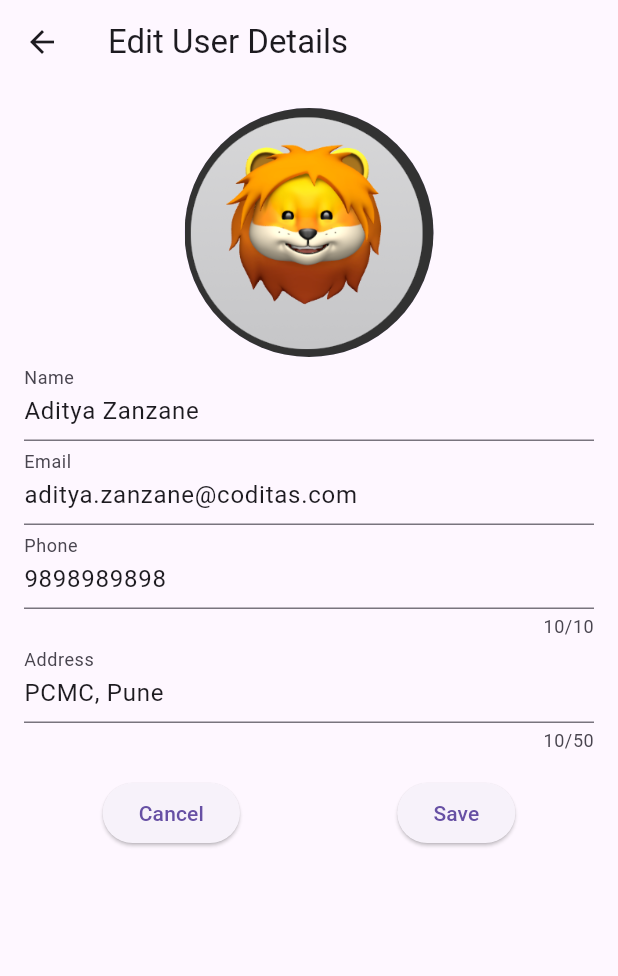
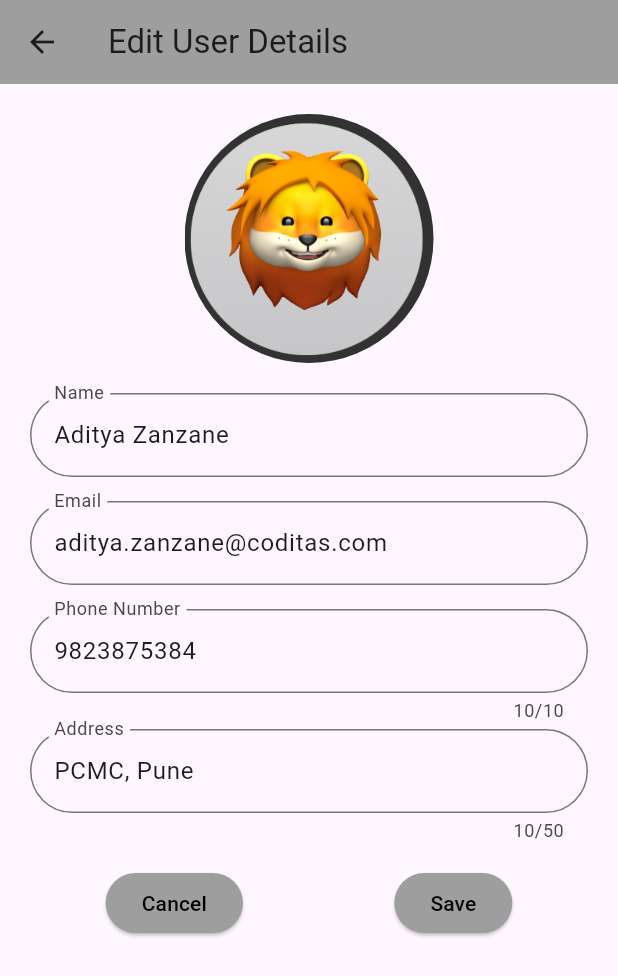
Before and after one commit to adityazanzane-coditas/State-Management-Flutter, a Flutter app: the screen it shows after launch, after a tap on "Aditya Zanzane", on a phone screen of 412 x 824 dp. Shown: the top 976 px of the screen. Run offline on Flutter 3.47's test engine with Material 3 defaults, Android fonts, the phone set to English and light mode, and no system bars.

Commit message:
Part2 - Using Provider

```diff
--- a/lib/main.dart
+++ b/lib/main.dart
@@ -1,4 +1,6 @@
 import 'package:flutter/material.dart';
+import 'package:provider/provider.dart';
+import 'package:user_app/providers/user_provider.dart';
 import 'package:user_app/screens/user_list_screen.dart';
 
 void main() {
@@ -10,9 +12,12 @@ class UserApp extends StatelessWidget {
 
   @override
   Widget build(BuildContext context) {
-    return const MaterialApp(
-      title: 'User Details',
-      home: UserListScreen(),
+    return ChangeNotifierProvider(
+      create: (context) => UserProvider(),
+      child: const MaterialApp(
+        title: 'User Details',
+        home: UserListScreen(),
+      ),
     );
   }
 }
--- /dev/null
+++ b/lib/providers/user_provider.dart
@@ -0,0 +1,59 @@
+import 'package:flutter/material.dart';
+import 'package:user_app/data/user_data.dart';
+
+class UserProvider extends ChangeNotifier {
+  final List<User> _users = [
+    User(
+      name: 'Aditya Zanzane',
+      email: 'aditya.zanzane@coditas.com',
+      phone: '9823875384',
+      address: 'PCMC, Pune',
+      avatar: '',
+    ),
+    User(
+      name: 'Yash Wadatkar',
+      email: 'yash.wadatkar@coditas.com',
+      phone: '8269875249',
+      address: 'Sawangi, Wardha',
+      avatar: '',
+    ),
+    User(
+      name: 'Mayur Shelar',
+      email: 'mayur.shelar@coditas.com',
+      phone: '9881723490',
+      address: 'Wagholi, Pune',
+      avatar: '',
+    ),
+    User(
+      name: 'Gaurav Wani',
+      email: 'gaurav.wani@coditas.com',
+      phone: '7749569023',
+      address: 'Gurudatta Society, Jalgoan',
+      avatar: '',
+    ),
+    User(
+      name: 'Siddhant Nilange',
+      email: 'siddhant.nilange@coditas.com',
+      phone: '8662364538',
+      address: 'Parbhani',
+      avatar: '',
+    ),
+  ];
+
+  List<User> get users => _users;
+
+  void addUser(User newUser) {
+    _users.add(newUser);
+    notifyListeners();
+  }
+
+  void updateUser(int index, User updatedUser) {
+    _users[index] = updatedUser;
+    notifyListeners();
+  }
+
+  void deleteUser(int index) {
+    _users.removeAt(index);
+    notifyListeners();
+  }
+}
--- a/lib/screens/edit_user_screen.dart
+++ b/lib/screens/edit_user_screen.dart
@@ -9,23 +9,21 @@ class UserEditScreen extends StatefulWidget {
   });
 
   final User user; // hold edited user-data in screen
-  final String avatarPath; //to reflect same avatar in screen
+  final String avatarPath; // to reflect the same avatar on the screen
 
   @override
   _UserEditScreenState createState() => _UserEditScreenState();
 }
 
 class _UserEditScreenState extends State<UserEditScreen> {
-  // Updating Ui of TextField
   late TextEditingController _nameController;
   late TextEditingController _emailController;
   late TextEditingController _phoneController;
   late TextEditingController _addressController;
 
-  final GlobalKey<FormState> _formKey = GlobalKey<FormState>(); // Form key
+  final _formKey = GlobalKey<FormState>(); // Key for the form
 
   @override
-  // Initialization Logic
   void initState() {
     super.initState();
     _nameController = TextEditingController(text: widget.user.name);
@@ -35,7 +33,6 @@ class _UserEditScreenState extends State<UserEditScreen> {
   }
 
   @override
-  // Removing State Object no longer needed
   void dispose() {
     _nameController.dispose();
     _emailController.dispose();
@@ -44,82 +41,101 @@ class _UserEditScreenState extends State<UserEditScreen> {
     super.dispose();
   }
 
+  // Custom validation methods
+  String? validateName(String? value) {
+    if (value == null || value.isEmpty) {
+      return 'Please enter your name';
+    }
+    return null;
+  }
+
+  String? validateEmail(String? value) {
+    if (value == null || value.isEmpty) {
+      return 'Please enter your email';
+    } else if (!RegExp(
+            r"^[a-zA-Z0-9.a-zA-Z0-9.!#$%&'*+/=?^_`{|}~-]+@[a-zA-Z0-9-]+\.[a-zA-Z]+$")
+        .hasMatch(value)) {
+      return 'Please enter a valid email address (e.g., example@gmail.com)';
+    }
+    return null;
+  }
+
+  String? validatePhone(String? value) {
+    if (value == null || value.isEmpty) {
+      return 'Please enter your phone number';
+    } else if (!RegExp(r"^\d{10}$").hasMatch(value)) {
+      return 'Please enter a valid 10-digit phone number';
+    }
+    return null;
+  }
+
   @override
   Widget build(BuildContext context) {
     return Scaffold(
       appBar: AppBar(
         title: const Text('Edit User Details'),
+        backgroundColor: Colors.grey,
       ),
       body: SingleChildScrollView(
         child: Padding(
-          padding: const EdgeInsets.all(16.0),
+          padding: const EdgeInsets.all(20.0),
           child: Form(
-            // Wrap with Form widget
-
-            key: _formKey, // Assign the key
-            autovalidateMode: AutovalidateMode.always, // Enable auto-validation
-
+            key: _formKey, // Set the form key
             child: Column(
               children: [
-                // Field to enter the values
                 CircleAvatar(
                   radius: 83,
                   backgroundImage: widget.user.avatar.isNotEmpty
                       ? AssetImage(widget.user.avatar)
-                      : AssetImage(
-                          widget.avatarPath), // Default avatar image path
+                      : AssetImage(widget.avatarPath),
                 ),
+                const SizedBox(height: 20),
                 TextFormField(
                   controller: _nameController,
-                  decoration: const InputDecoration(
+                  decoration: InputDecoration(
                     labelText: 'Name',
+                    border: OutlineInputBorder(
+                      borderRadius: BorderRadius.circular(38),
+                    ),
                   ),
-                  validator: (value) {
-                    if (value == null || value.isEmpty) {
-                      return 'Please enter your name';
-                    }
-                    return null;
-                  },
+                  validator: validateName, // Validation method name
                 ),
+                const SizedBox(height: 16),
                 TextFormField(
                   controller: _emailController,
-                  decoration: const InputDecoration(
+                  decoration: InputDecoration(
                     labelText: 'Email',
+                    border: OutlineInputBorder(
+                      borderRadius: BorderRadius.circular(38),
+                    ),
                   ),
+
                   keyboardType: TextInputType.emailAddress,
-                  validator: (value) {
-                    if (value == null || value.isEmpty) {
-                      return 'Please enter your email';
-                    } else if (!RegExp(
-                            r"^[a-zA-Z0-9.a-zA-Z0-9.!#$%&'*+/=?^_`{|}~-]+@[a-zA-Z0-9-]+\.[a-zA-Z]+$")
-                        .hasMatch(value)) {
-                      return 'Please enter a valid email address (e.g., example@gmail.com)';
-                    }
-                    return null;
-                  },
+                  validator: validateEmail, // Validation method email
                 ),
+                const SizedBox(height: 16),
                 TextFormField(
                   controller: _phoneController,
-                  decoration: const InputDecoration(
-                    labelText: 'Phone',
+                  decoration: InputDecoration(
+                    labelText: 'Phone Number',
+                    border: OutlineInputBorder(
+                      borderRadius: BorderRadius.circular(38),
+                    ),
                   ),
                   keyboardType: TextInputType.phone,
-                  maxLength: 10, // Limit to 10 digits
-                  validator: (value) {
-                    if (value == null || value.isEmpty) {
-                      return 'Please enter your phone number';
-                    } else if (!RegExp(r"^\d{10}$").hasMatch(value)) {
-                      return 'Please enter a valid 10-digit phone number';
-                    }
-                    return null;
-                  },
+                  maxLength: 10,
+                  validator: validatePhone, // Validation method phone
                 ),
+                const SizedBox(height: 4),
                 TextFormField(
                   controller: _addressController,
-                  decoration: const InputDecoration(
+                  decoration: InputDecoration(
                     labelText: 'Address',
+                    border: OutlineInputBorder(
+                      borderRadius: BorderRadius.circular(38),
+                    ),
                   ),
-                  maxLength: 50, // Limit to 50 words
+                  maxLength: 50,
                 ),
                 const SizedBox(height: 16.0),
                 Row(
@@ -129,12 +145,17 @@ class _UserEditScreenState extends State<UserEditScreen> {
                       onPressed: () {
                         Navigator.pop(context);
                       },
-                      child: const Text('Cancel'),
+                      style: ElevatedButton.styleFrom(
+                          backgroundColor: Colors.grey),
+                      child: const Text(
+                        'Cancel',
+                        style: TextStyle(color: Colors.black),
+                      ),
                     ),
                     ElevatedButton(
                       onPressed: () {
+                        // Validate the form before saving
                         if (_formKey.currentState!.validate()) {
-                          // Validate the form
                           final updatedUser = User(
                             name: _nameController.text,
                             email: _emailController.text,
@@ -142,11 +163,15 @@ class _UserEditScreenState extends State<UserEditScreen> {
                             address: _addressController.text,
                             avatar: widget.user.avatar,
                           );
-                          //Pop with updated list
                           Navigator.pop(context, updatedUser);
                         }
                       },
-                      child: const Text('Save'),
+                      style: ElevatedButton.styleFrom(
+                          backgroundColor: Colors.grey),
+                      child: const Text(
+                        'Save',
+                        style: TextStyle(color: Colors.black),
+                      ),
                     ),
                   ],
                 ),
--- a/lib/screens/user_list_screen.dart
+++ b/lib/screens/user_list_screen.dart
@@ -1,53 +1,17 @@
 import 'package:flutter/material.dart';
 import 'package:user_app/data/user_data.dart';
+import 'package:user_app/providers/user_provider.dart';
 import 'package:user_app/screens/edit_user_screen.dart';
+import 'package:provider/provider.dart';
 
-class UserListScreen extends StatefulWidget {
+class UserListScreen extends StatelessWidget {
   const UserListScreen({super.key});
 
   @override
-  _UserListScreenState createState() => _UserListScreenState();
-}
-
-class _UserListScreenState extends State<UserListScreen> {
-  // Dummy user list
-  List<User> users = [
-    User(
-      name: 'Aditya Zanzane',
-      email: 'aditya.zanzane@coditas.com',
-      phone: '9898989898',
-      address: 'PCMC, Pune',
-      avatar: '',
-    ),
-    User(
-      name: 'Yash Wadatkar',
-      email: 'yash.wadatkar@coditas.com',
-      phone: '8888888888',
-      address: 'Wardha',
-      avatar: '',
-    ),
-    User(
-      name: 'Mayur Shelar',
-      email: 'mayur.shelar@coditas.com',
-      phone: '9999999999',
-      address: 'Wagholi, Pune',
-      avatar: '',
-    ),
-    User(
-      name: 'Gaurav Wani',
-      email: 'gaurav.wani@coditas.com',
-      phone: '7777777777',
-      address: 'Jalgoan',
-      avatar: '',
-    ),
-    User(
-      name: 'Siddhant Nilange',
-      email: 'siddhant.nilange@coditas.com',
-      phone: '6666666666',
-      address: 'Parbhani',
-      avatar: '',
-    ),
-  ];
+  Widget build(BuildContext context) {
+    //Provider
+    final userProvider = Provider.of<UserProvider>(context);
+    final List<User> users = userProvider.users;
 
     final List<String> avatarOptions = [
       'assets/lion_avatar.png',
@@ -63,29 +27,43 @@ class _UserListScreenState extends State<UserListScreen> {
       'assets/pig_avatar.png',
     ];
 
-  @override
-  Widget build(BuildContext context) {
     return Scaffold(
       appBar: AppBar(
-        title: const Text('User List'),
+        title: const Text(
+          'User List',
+          style: TextStyle(fontWeight: FontWeight.w500),
         ),
-
-      //If List is Empty
-      body: users.isEmpty
+        backgroundColor: Colors.grey,
+      ),
+      body: Padding(
+        padding: const EdgeInsets.only(top: 8.0),
+        child: users.isEmpty
             ? const Center(
                 child: Text(
                   'No users added yet!',
                   style: TextStyle(fontSize: 20.0),
                 ),
               )
-
-          //Else List
             : ListView.builder(
                 itemCount: users.length,
                 itemBuilder: (context, index) {
+                  //User Indexes
                   final user = users[index];
 
-                return ListTile(
+                  return Card(
+                    color: Colors.amber[50],
+                    elevation: 4,
+                    margin:
+                        const EdgeInsets.symmetric(horizontal: 10, vertical: 3),
+                    shape: RoundedRectangleBorder(
+                      borderRadius:
+                          BorderRadius.circular(16), // Rounded corners
+                      side: const BorderSide(
+                        color: Colors.grey, // Custom border color
+                        width: 2, // Custom border width
+                      ),
+                    ),
+                    child: ListTile(
                       leading: CircleAvatar(
                         backgroundImage: user.avatar.isNotEmpty
                             ? AssetImage(user.avatar)
@@ -95,8 +73,6 @@ class _UserListScreenState extends State<UserListScreen> {
                       title: Text(user.name),
                       subtitle:
                           Text('${user.email}, ${user.phone}, ${user.address}'),
-
-                  // Delete Item from list Button
                       trailing: IconButton(
                         icon: const Icon(Icons.delete),
                         onPressed: () {
@@ -116,9 +92,7 @@ class _UserListScreenState extends State<UserListScreen> {
                                   ),
                                   TextButton(
                                     onPressed: () {
-                                  setState(() {
-                                    users.removeAt(index);
-                                  });
+                                      userProvider.deleteUser(index);
                                       Navigator.of(context).pop();
                                     },
                                     child: const Text('Delete'),
@@ -129,8 +103,6 @@ class _UserListScreenState extends State<UserListScreen> {
                           );
                         },
                       ),
-
-                  // Navigate to edit screen
                       onTap: () {
                         Navigator.push(
                           context,
@@ -139,25 +111,22 @@ class _UserListScreenState extends State<UserListScreen> {
                               user: user,
                               avatarPath: user.avatar.isNotEmpty
                                   ? user.avatar
-                                : avatarOptions[index %
-                                    avatarOptions
-                                        .length] // Use the same avatar as in the list
+                                  : avatarOptions[index % avatarOptions.length],
                             ),
                           ),
                         ).then((updatedUser) {
                           if (updatedUser != null) {
-                        setState(() {
-                          users[index] = updatedUser;
-                        });
+                            userProvider.updateUser(index, updatedUser);
                           }
                         });
                       },
+                    ),
                   );
                 },
               ),
-
-      // To add new data in list (Bottom Floating Button)
+      ),
       floatingActionButton: FloatingActionButton(
+        backgroundColor: Colors.grey,
         onPressed: () {
           Navigator.push(
             context,
@@ -170,16 +139,12 @@ class _UserListScreenState extends State<UserListScreen> {
                   address: '',
                   avatar: '',
                 ),
-                avatarPath: '',
+                avatarPath: 'assets/profile_icon.png',
               ),
             ),
-
-            //To handle the data returned from the UserEditScreen after a new user is added or an existing user is edited
           ).then((newUser) {
             if (newUser != null) {
-              setState(() {
-                users.add(newUser);
-              });
+              userProvider.addUser(newUser);
             }
           });
         },
--- a/pubspec.yaml
+++ b/pubspec.yaml
@@ -10,6 +10,7 @@ dependencies:
   flutter:
     sdk: flutter
   cupertino_icons: ^1.0.6
+  provider: ^6.1.2
 
 dev_dependencies:
   flutter_test:
```
Also changed, not shown: assets/profile_icon.png (added), pubspec.lock. Lines whose indentation alone changed are shown as unchanged.
